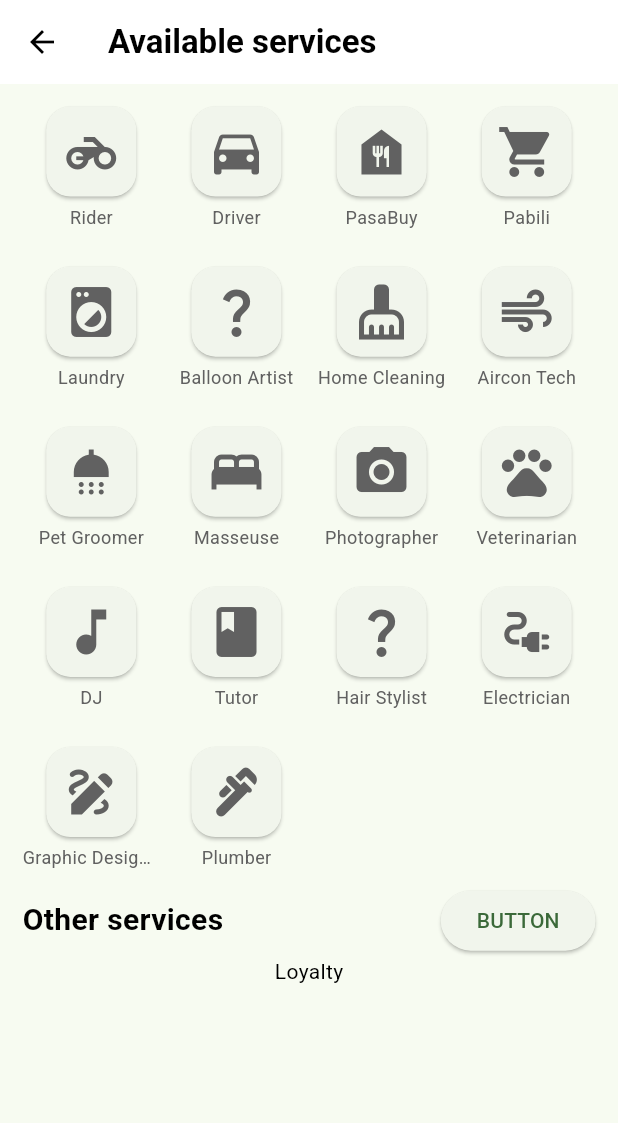
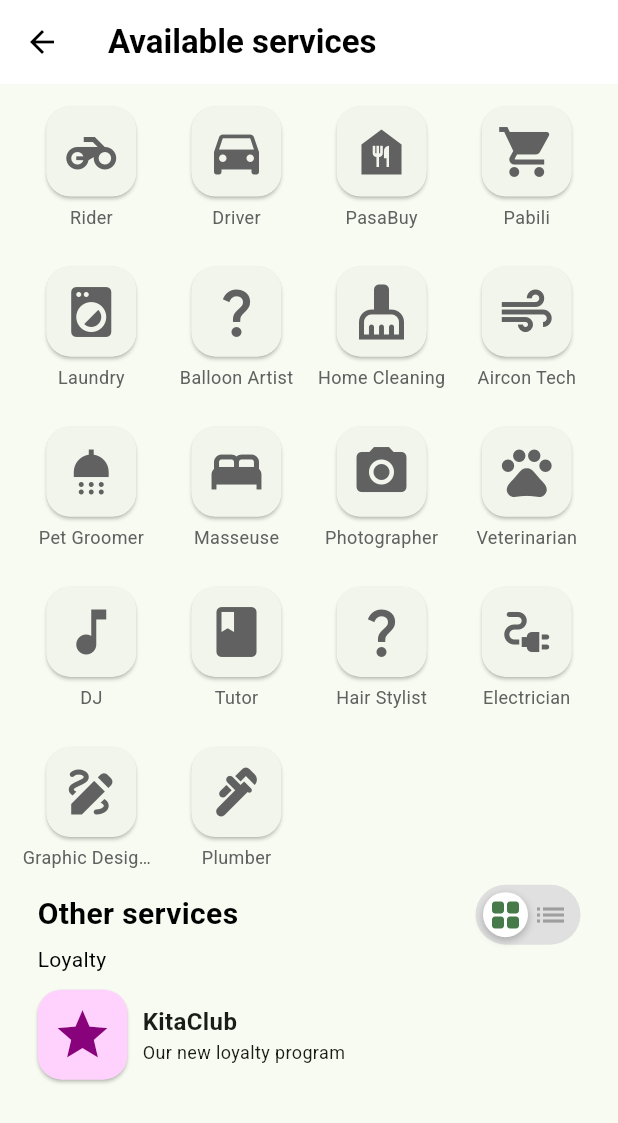
Before and after one commit to reofficial/Kaya-Kita, a Flutter app: the JobCategoriesScreen screen opened directly, on a phone screen of 412 x 824 dp. Shown: the top 1123 px of the screen. Run offline on Flutter 3.47's test engine with Material 3 defaults, Android fonts, the phone set to English and light mode, and no system bars; our stand-ins replace fl_chart, flutter_dotenv.

Commit message:
finished job categories page, view switch not functional, buttons no routing yet

```diff
--- a/frontend/starter/lib/jobcategories.dart
+++ b/frontend/starter/lib/jobcategories.dart
@@ -9,6 +9,7 @@ class JobCategoriesScreen extends StatefulWidget {
 }
 
 class _JobCategoriesScreenState extends State<JobCategoriesScreen> {
+  bool isSwitched = false;
 
   @override
   Widget build(BuildContext context) {
@@ -35,6 +36,7 @@ class _JobCategoriesScreenState extends State<JobCategoriesScreen> {
             Padding(
               padding: EdgeInsets.all(15),
               child: Column(
+                crossAxisAlignment: CrossAxisAlignment.center,
                 children: [
                   GridView.count(
                     crossAxisCount: 4,
@@ -100,6 +102,12 @@ class _JobCategoriesScreenState extends State<JobCategoriesScreen> {
                     ],
                   ),
 
+                  Padding(
+                    padding: EdgeInsets.symmetric(horizontal: 10),
+                    child: Column(
+                      crossAxisAlignment: CrossAxisAlignment.start,
+                      mainAxisAlignment: MainAxisAlignment.spaceEvenly,
+                      children:[
                         Row(
                           mainAxisAlignment: MainAxisAlignment.spaceBetween,
                           children: [
@@ -111,10 +119,7 @@ class _JobCategoriesScreenState extends State<JobCategoriesScreen> {
                                 fontSize: 20
                               ),
                             ),
-                      ElevatedButton(
-                        onPressed: () {},
-                        child: Text('BUTTON')
-                      )
+                            _buildSwitch()
                           ],
                         ),
 
@@ -124,7 +129,50 @@ class _JobCategoriesScreenState extends State<JobCategoriesScreen> {
                             color: Color(0xFF000000),
                             fontSize: 14
                           ),
+                        ),
+
+                        SizedBox(height: 10),
+
+                        Row(
+                          children:[
+                            ElevatedButton(
+                              onPressed: () {},
+                              style: ElevatedButton.styleFrom(
+                                shape: RoundedRectangleBorder(
+                                  borderRadius: BorderRadius.circular(16),
+                                ),
+                                padding: const EdgeInsets.all(10),
+                                minimumSize: const Size(40, 40),
+                                backgroundColor: const Color.fromARGB(255, 255, 210, 253)
+                              ),
+                              child: Icon(Icons.star, size: 40, color: const Color(0xFF87027B))
+                            ),
+
+                            SizedBox(width: 10),
+
+                            Column(
+                              crossAxisAlignment: CrossAxisAlignment.start,
+                              children: [
+                                Text(
+                                  'KitaClub',
+                                  style: TextStyle(
+                                    fontWeight: FontWeight.bold,
+                                    fontSize: 16
+                                  ),
+                                ),
+                                Text(
+                                  'Our new loyalty program',
+                                  style: TextStyle(
+                                    fontSize: 12
+                                  ),
+                                ),
+                              ],
                             )
+                          ]
+                        )
+                      ]
+                    )
+                  ),
                 ]
               )
             )
@@ -141,9 +189,9 @@ class _JobCategoriesScreenState extends State<JobCategoriesScreen> {
           onPressed: onPressed,
           style: ElevatedButton.styleFrom(
             shape: RoundedRectangleBorder(
-              borderRadius: BorderRadius.circular(16), // Adjust corner radius
+              borderRadius: BorderRadius.circular(16),
             ),
-            padding: const EdgeInsets.all(10), // Ensures a square-like shape
+            padding: const EdgeInsets.all(10),
             minimumSize: const Size(40, 40),
           ),
           child: Icon(
@@ -160,11 +208,71 @@ class _JobCategoriesScreenState extends State<JobCategoriesScreen> {
               fontSize: 12,
               color: Colors.grey[700],
             ),
-            overflow: TextOverflow.ellipsis, // Avoids text overflow
+            overflow: TextOverflow.ellipsis,
             softWrap: true,
           ),
         )
       ],
     );
   }
+
+  Widget _buildSwitch() {
+    return GestureDetector(
+      onTap: () {
+        setState(() {
+          isSwitched = !isSwitched;
+        });
+      },
+      child: AnimatedContainer(
+        duration: Duration(milliseconds: 500),
+        curve: Curves.easeInOut,
+        width: 70,
+        height: 40,
+        decoration: BoxDecoration(
+          borderRadius: BorderRadius.circular(20),
+          color: Colors.grey[300],
+        ),
+        child: Stack(
+          alignment: Alignment.center,
+          children: [
+
+            Padding(
+              padding: EdgeInsets.symmetric(horizontal: 5),
+              child: AnimatedAlign(
+                duration: Duration(milliseconds: 300),
+                curve: Curves.easeInOut,
+                alignment: isSwitched ? Alignment.centerRight : Alignment.centerLeft,
+                child: Container(
+                  width: 30,
+                  height: 30,
+                  decoration: BoxDecoration(
+                    shape: BoxShape.circle,
+                    color: Colors.white,
+                    boxShadow: [
+                      BoxShadow(
+                        color: Colors.black26,
+                        blurRadius: 4,
+                        offset: Offset(0, 2),
+                      ),
+                    ],
+                  ),
+                ),
+              ),
+            ),
+
+            Padding (
+              padding: EdgeInsets.symmetric(horizontal: 8),
+              child: Row(
+                mainAxisAlignment: MainAxisAlignment.spaceBetween,
+                children: [
+                  Icon(Icons.grid_view_rounded, color: isSwitched ? Colors.grey : const Color.fromARGB(255, 70, 122, 72), size: 24),
+                  Icon(Icons.list, color: isSwitched ? const Color.fromARGB(255, 70, 122, 72): Colors.grey, size: 24),
+                ],
+              ),
+            ),
+          ],
+        ),
+      ),
+    );
   }
+}
```
Lines whose indentation alone changed are shown as unchanged.
